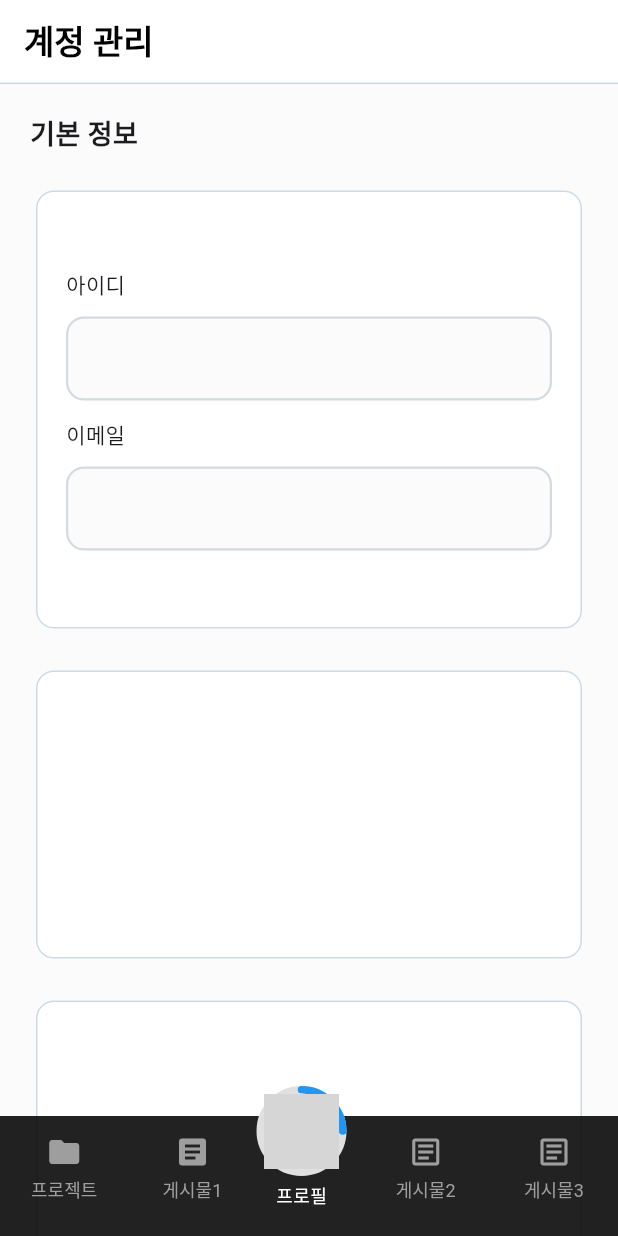
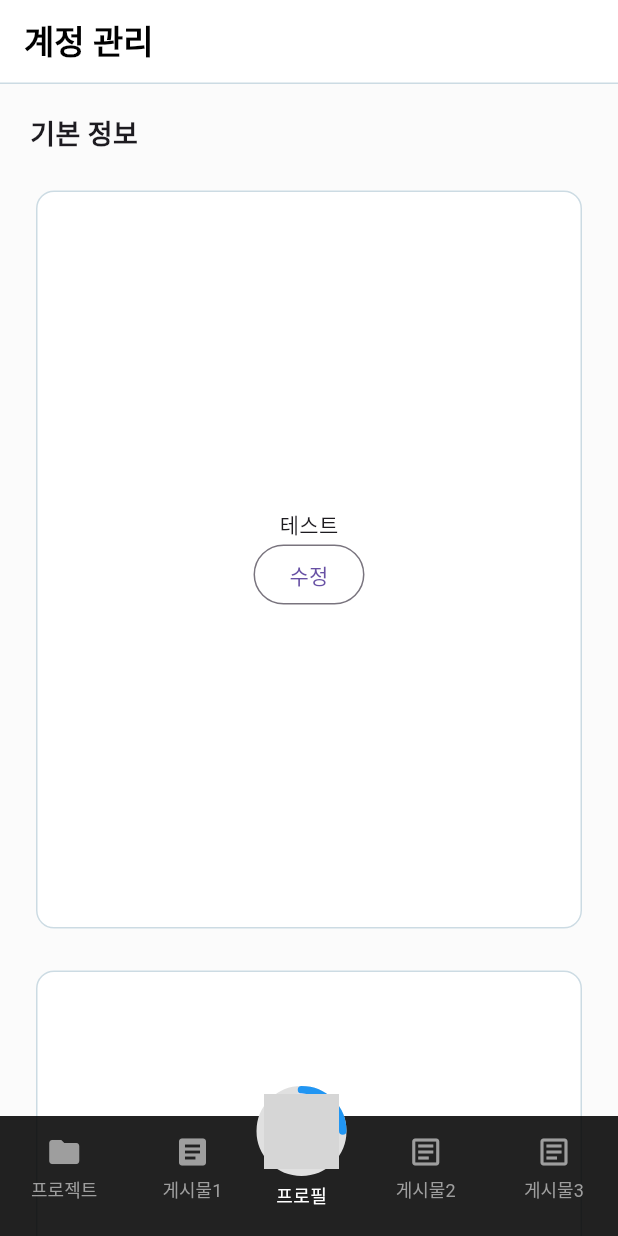
Before and after one commit to hanu1229/devconnect_app, a Flutter app: the screen it shows after launch, item 3 of the bottom bar chosen, on a phone screen of 412 x 824 dp. Run offline on Flutter 3.47's test engine with Material 3 defaults, Android fonts, the phone set to English and light mode, and no system bars; drawn by our look-alikes of percent_indicator; our stand-ins replace dio, shared_preferences; network calls fail; Roboto replaces fonts that are missing (NanumGothic); grey boxes are pictures that could not be loaded.

Commit message:
4/28 박희만 : app_color 저장

```diff
--- a/lib/app/developer/profile.dart
+++ b/lib/app/developer/profile.dart
@@ -1,6 +1,8 @@
 
+import 'package:devconnect_app/style/app_colors.dart';
 import 'package:dio/dio.dart';
 import 'package:flutter/material.dart';
+import 'package:shared_preferences/shared_preferences.dart';
 
 String path = "http://localhost:8080/api/developer";
 
@@ -13,12 +15,35 @@ class Profile extends StatefulWidget{
 
 class _ProfileState extends State< Profile >{
 
+  Dio dio = Dio();
+
+  // 상태변수
+  int mno = 0;
+  String did = "";
+  String dname = "";
+  // 수정 상태 확인
+  bool isUpdate = false;
+
   @override
   void initState() {
 
   } // f end
 
-  Dio dio = Dio();
+  // 로그인 상태 확인
+  bool? isLogIn;
+
+  void loginCheck() async {
+    final prefs = await SharedPreferences.getInstance();
+    final token = prefs.getString('token');
+    if( token != null && token.isNotEmpty ){
+      setState(() {
+        isLogIn = true; print("로그인 중");
+        onInfo( token );
+      });
+    }else{
+      // Navigator.pushReplacement( context, MaterialPageRoute(builder: ( context ) =>  ) )
+    }
+  } // f end
 
   Map<String, Object> dList = {};
 
@@ -29,7 +54,7 @@ class _ProfileState extends State< Profile >{
       final data = response.data;
       if( data != '' ){
         setState(() {
-
+          dList = data;
         });
       }
     }catch( e ){ print( e ); }
@@ -64,8 +89,9 @@ class _ProfileState extends State< Profile >{
 
                     SizedBox( height: 20 ,),
 
+                    // 첫번째 Card
                     SizedBox(
-                      height: 300,
+                      height: 500,
                       width: double.infinity,
                       child: Card(
                         shape: RoundedRectangleBorder(
@@ -73,14 +99,29 @@ class _ProfileState extends State< Profile >{
                           BorderRadius.circular(12),
                           side: BorderSide(
                             width: 1,
-                            color: Color(0xffccdbe3),
+                            color: AppColors.cardBorderColor,
                           ),
                         ),
                         elevation: 0,
                         color: Colors.white,
                         child: Padding(
                           padding: EdgeInsets.all( 20 ),
-                          child: Column(
+                          child:
+                          !isUpdate
+                            ? // 수정버튼 클릭 전
+                          Column(
+                            mainAxisAlignment: MainAxisAlignment.center,
+                            crossAxisAlignment: CrossAxisAlignment.center,
+                            children: [
+                              Text("테스트"),
+                              OutlinedButton(
+                                onPressed: () => { setState(() => { isUpdate = true }) },
+                                child: Text("수정"),
+                              )
+                            ]
+                          )
+                            : // 수정버튼 클릭 후
+                          Column(
                             mainAxisAlignment: MainAxisAlignment.center,
                             crossAxisAlignment: CrossAxisAlignment.start,
                             children: [
@@ -91,20 +132,47 @@ class _ProfileState extends State< Profile >{
                               TextField(
                                 decoration: InputDecoration(
                                   filled: true,
-                                  fillColor: Color(0xfffbfbfb),
+                                  fillColor: AppColors.textFieldBGColor,
                                   enabledBorder: OutlineInputBorder(
                                     borderRadius: BorderRadius.circular( 12 ),
                                     borderSide: BorderSide(
                                       width: 1.5,
-                                      color: Color(0xffd5dae1),
+                                      color: AppColors.textFieldColor,
                                     ),
                                   ),
                                   focusedBorder: OutlineInputBorder(
                                     borderRadius: BorderRadius.circular( 12 ),
                                     borderSide: BorderSide(
-                                      width: 2.5,
-                                      color: Color(0xffa5adba),
-                                    )
+                                      width: 3,
+                                      color: AppColors.focusColor,
+                                    ),
+                                  ),
+                                ),
+                              ),
+
+                              SizedBox( height: 12,),
+
+                              Text("이름"),
+
+                              SizedBox( height: 12,),
+
+                              TextField(
+                                decoration: InputDecoration(
+                                  filled: true,
+                                  fillColor: AppColors.textFieldBGColor,
+                                  enabledBorder: OutlineInputBorder(
+                                    borderRadius: BorderRadius.circular( 12 ),
+                                    borderSide: BorderSide(
+                                      width: 1.5,
+                                      color: AppColors.textFieldColor,
+                                    ),
+                                  ),
+                                  focusedBorder: OutlineInputBorder(
+                                      borderRadius: BorderRadius.circular( 12 ),
+                                      borderSide: BorderSide(
+                                        width: 3,
+                                        color: AppColors.focusColor,
+                                      )
                                   ),
                                 ),
                               ),
@@ -123,18 +191,38 @@ class _ProfileState extends State< Profile >{
                                     borderRadius: BorderRadius.circular( 12 ),
                                     borderSide: BorderSide(
                                       width: 1.5,
-                                      color: Color(0xffd5dae1),
+                                      color: AppColors.textFieldColor,
                                     ),
                                   ),
                                   focusedBorder: OutlineInputBorder(
                                       borderRadius: BorderRadius.circular( 12 ),
                                       borderSide: BorderSide(
-                                        width: 2.5,
-                                        color: Color(0xffa5adba),
+                                        width: 3,
+                                        color: AppColors.focusColor,
                                       )
                                   ),
                                 ),
                               ),
+
+                              SizedBox( height: 15,),
+
+                              Row(
+                                mainAxisAlignment: MainAxisAlignment.end,
+                                crossAxisAlignment: CrossAxisAlignment.end,
+                                children: [
+                                  TextButton(
+                                    onPressed: () => { setState(() => { isUpdate = false }) },
+                                    child: Text("이전"),
+                                  ),
+
+                                  SizedBox( width: 10,),
+
+                                  TextButton(
+                                    onPressed: () => { },
+                                    child: Text("저장")
+                                  ),
+                                ],
+                              )
 
                             ],
                           ),
--- a/lib/style/app_colors.dart
+++ b/lib/style/app_colors.dart
@@ -14,4 +14,13 @@ class AppColors {
   static const Color textColor = Color(0xFF000000);
   // #FFFFFF
   static const Color bgColor = Color(0xFFFFFFFF);
+  // #a5adba
+  static const Color focusColor = Color(0xff46B8FF);
+  // #d5dae1
+  static const Color textFieldColor = Color(0xffd5dae1);
+  // #fbfbfb
+  static const Color textFieldBGColor = Color(0xfffbfbfb);
+  // #ccdbe3
+  static const Color cardBorderColor = Color(0xffccdbe3);
+
 }
```
